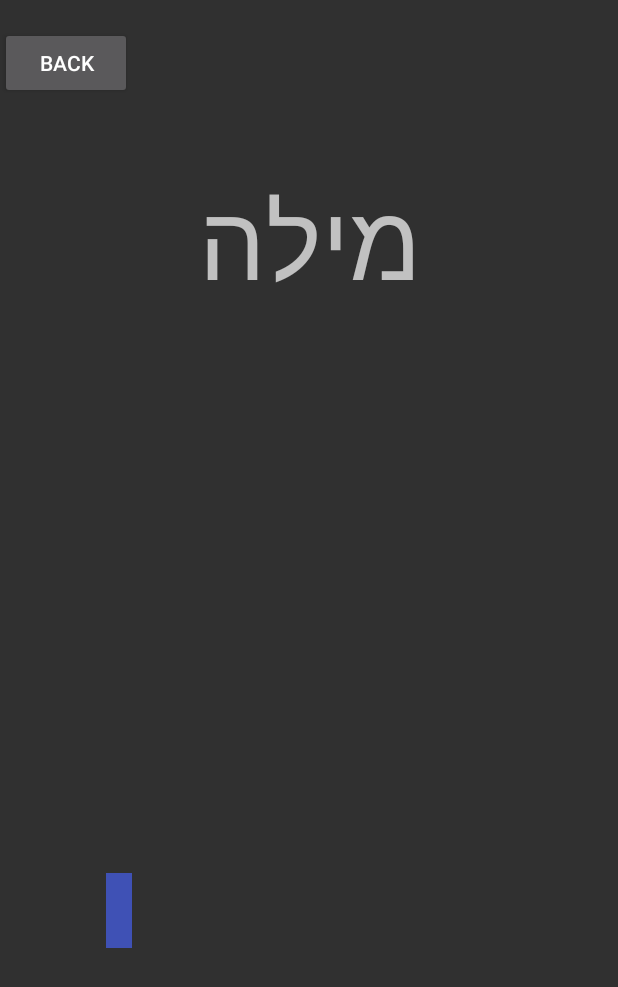
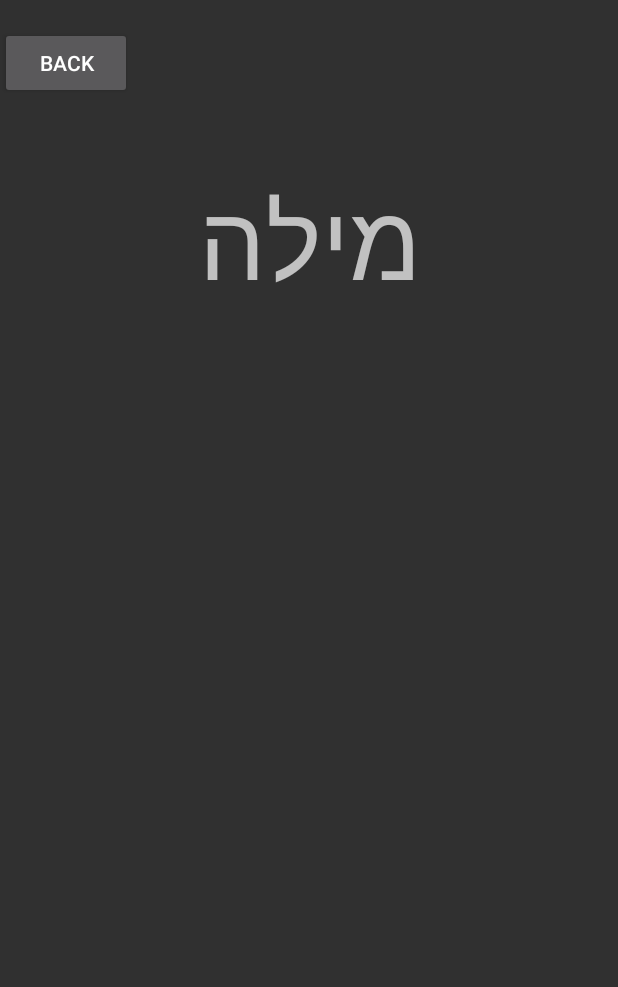
Before and after one commit to shellybekhor/Dexi, an Android app: the layout activity_game_word.xml on its own in the app's theme, with its tools: preview values and no code run, on a phone screen of 412 x 824 dp. Shown: the top 987 px of the screen. Run offline under Robolectric (Android 15) with nearby library versions, the phone set to English and light mode, and no system bars.

Commit message:
word activity

```diff
--- a/app/src/main/res/layout/activity_game_word.xml
+++ b/app/src/main/res/layout/activity_game_word.xml
@@ -28,6 +28,7 @@
         android:layout_alignParentStart="true"
         android:layout_alignParentTop="true"
         android:layout_marginTop="18dp"
+        android:onClick="backToMenu"
         android:text="Back" />
 
     <RelativeLayout
@@ -67,13 +68,14 @@
     </RelativeLayout>
 
     <ImageView
-        android:id="@+id/progress"
+        android:id="@+id/timer"
         android:layout_width="17dp"
         android:layout_height="50dp"
         android:layout_alignEnd="@+id/stopButton"
         android:layout_alignParentBottom="true"
         android:layout_marginBottom="192dp"
         android:contentDescription="TODO"
-        android:src="@color/colorPrimary" />
+        android:src="@color/colorPrimary"
+        android:visibility="gone" />
 
 </RelativeLayout>
```
Also changed, not shown: app/src/main/java/shellybekhor/dexi/GameWordActivity.java (+8 -0 lines), app/src/main/java/shellybekhor/dexi/GameWordRunner.java (+39 -1 lines).
